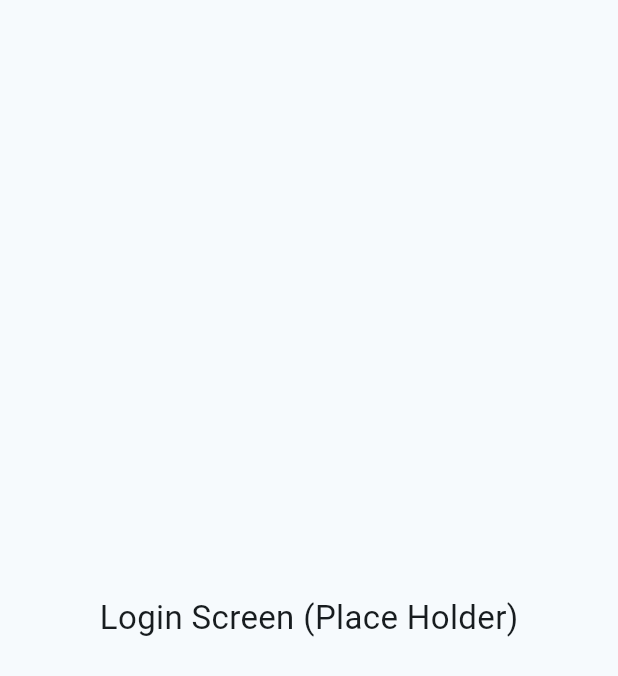
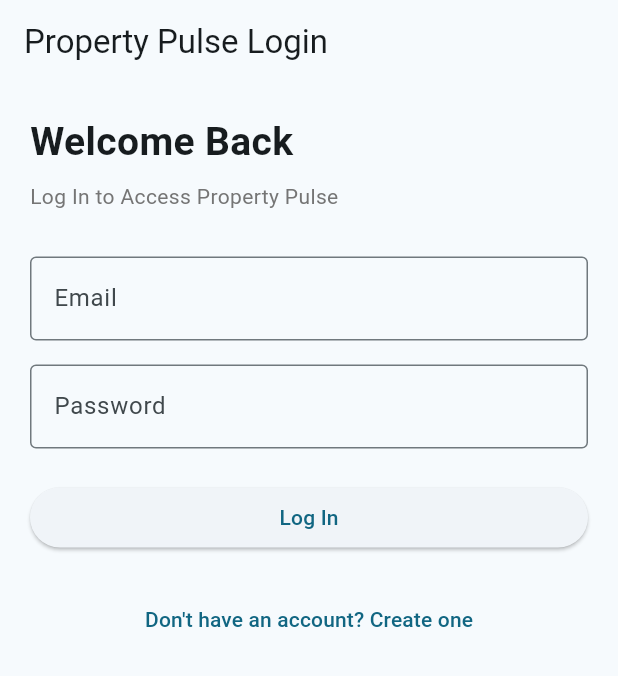
Before and after one commit to kvo110/property_pulse, a Flutter app: the screen it shows after launch, on a phone screen of 412 x 824 dp. Shown: the top 676 px of the screen. Run offline on Flutter 3.47's test engine with Material 3 defaults, Android fonts, the phone set to English and light mode, and no system bars; our stand-ins replace firebase_auth, firebase_core; accounts and stored records are empty.

Commit message:
Added login screen UI with email/password fields and placeholder registration screen

```diff
--- a/lib/screens/login_screen.dart
+++ b/lib/screens/login_screen.dart
@@ -1,19 +1,123 @@
 // screens/login_screen.dart
 // Temporary login screen so routing works
-// Will be replaced with real log UI during development
+// App will hook this into FirebaseAuth once the AuthService is created
 
 import 'package:flutter/material.dart';
+import 'register_screen.dart'; // to navigate to sign-up page
 
-class LoginScreen extends StatelessWidget {
+class LoginScreen extends StatefulWidget {
   const LoginScreen({super.key});
 
   @override
+  State<LoginScreen> createState() => _LoginScreenState();
+}
+
+class _LoginScreenState extends State<LoginScreen> {
+  // controllers hold whatever the user types in
+  final emailController = TextEditingController();
+  final passwordController = TextEditingController();
+
+  bool isLoading = false; // used to disable the button during login
+
+  @override
+  void dispose() {
+    // cleaning up controllers
+    emailController.dispose();
+    passwordController.dispose();
+    super.dispose();
+  }
+
+  // This will run when the user press 'Log In'
+  void _handleLogin() async {
+    setState(() => isLoading = true);
+
+    // ATTENTION: implement Firebase log in (Only a placeholder currently)
+    print("Email: ${emailController.text}");
+    print("Password: ${passwordController.text}");
+
+    await Future.delayed(const Duration(seconds: 1)); // fake delay
+
+    setState(() => isLoading = false);
+  }
+
+  @override
   Widget build(BuildContext context) {
-    return const Scaffold(
-      body: Center(
-        child: Text(
-          "Login Screen (Place Holder)",
-          style: TextStyle(fontSize: 22),
+    return Scaffold(
+      // AppBar purely for navigation at this stage
+      appBar: AppBar(title: const Text("Property Pulse Login")),
+
+      body: Padding(
+        padding: const EdgeInsets.all(20.0),
+
+        child: Column(
+          crossAxisAlignment: CrossAxisAlignment.start,
+          children: [
+            const Text(
+              "Welcome Back",
+              style: TextStyle(fontSize: 26, fontWeight: FontWeight.bold),
+            ),
+
+            const SizedBox(height: 8),
+            Text(
+              "Log In to Access Property Pulse",
+              style: TextStyle(color: Colors.grey[600]),
+            ),
+
+            const SizedBox(height: 30),
+
+            // Email field
+            TextField(
+              controller: emailController,
+              decoration: const InputDecoration(
+                labelText: "Email",
+                border: OutlineInputBorder(),
+              ),
+            ),
+
+            const SizedBox(height: 16),
+
+            // Password field
+            TextField(
+              controller: passwordController,
+              obscureText: true,
+              decoration: const InputDecoration(
+                labelText: "Password",
+                border: OutlineInputBorder(),
+              ),
+            ),
+
+            const SizedBox(height: 22),
+
+            // Log In button
+            SizedBox(
+              width: double.infinity,
+              child: ElevatedButton(
+                onPressed: isLoading ? null : _handleLogin,
+                child: isLoading
+                    ? const SizedBox(
+                        height: 22,
+                        width: 22,
+                        child: CircularProgressIndicator(strokeWidth: 2),
+                      )
+                    : const Text("Log In"),
+              ),
+            ),
+
+            const SizedBox(height: 20),
+
+            // Register navigation
+            Center(
+              child: TextButton(
+                onPressed: () {
+                  Navigator.push(
+                    context,
+                    MaterialPageRoute(builder: (_) => const RegisterScreen()),
+                  );
+                },
+                child: const Text("Don't have an account? Create one"),
+              ),
+            ),
+          ],
         ),
       ),
     );
--- /dev/null
+++ b/lib/screens/register_screen.dart
@@ -0,0 +1,21 @@
+// screens/register_screen.dart
+// Placeholder for the registration screen.
+// We will build full UI in the next step
+
+import 'package:flutter/material.dart';
+
+class RegisterScreen extends StatelessWidget {
+  const RegisterScreen({super.key});
+
+  @override
+  Widget build(BuildContext context) {
+    return const Scaffold(
+      body: Center(
+        child: Text(
+          "Register Screen (placeholder)",
+          style: TextStyle(fontSize: 22),
+        ),
+      ),
+    );
+  }
+}
```
